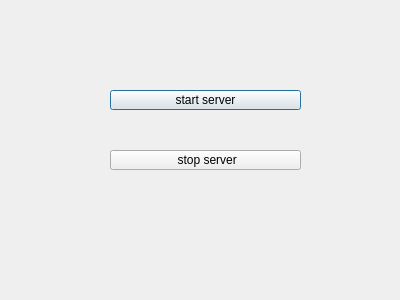
Before: the Qt Designer form QtScrcpy/dialog.ui in YunLambert/yun_qtscrcpy, drawn with Qt 5.
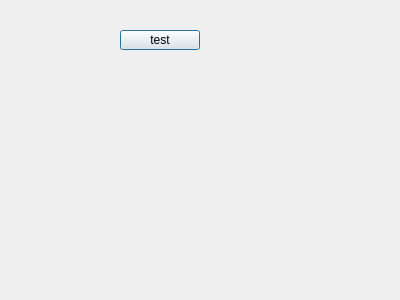
After: the same form once the commit is applied.

```diff
--- a/QtScrcpy/dialog.ui
+++ b/QtScrcpy/dialog.ui
@@ -16,27 +16,14 @@
   <widget class="QPushButton" name="pushButton">
    <property name="geometry">
     <rect>
-     <x>110</x>
-     <y>90</y>
-     <width>191</width>
+     <x>120</x>
+     <y>30</y>
+     <width>80</width>
      <height>20</height>
     </rect>
    </property>
    <property name="text">
-    <string>start server</string>
-   </property>
-  </widget>
-  <widget class="QPushButton" name="pushButton_2">
-   <property name="geometry">
-    <rect>
-     <x>110</x>
-     <y>150</y>
-     <width>191</width>
-     <height>20</height>
-    </rect>
-   </property>
-   <property name="text">
-    <string> stop server</string>
+    <string>test</string>
    </property>
   </widget>
  </widget>
```
